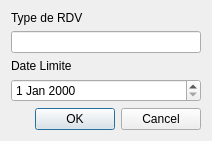
Old version of the form UI/RDVTodo.ui in the repository florentsarat/dossiermgt.
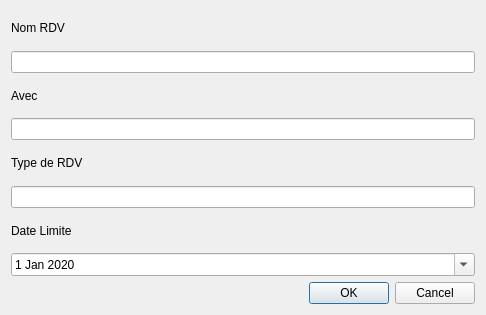
New version of the form.

```diff
--- a/UI/RDVTodo.ui
+++ b/UI/RDVTodo.ui
@@ -6,8 +6,8 @@
    <rect>
     <x>0</x>
     <y>0</y>
-    <width>212</width>
-    <height>133</height>
+    <width>486</width>
+    <height>315</height>
    </rect>
   </property>
   <property name="windowTitle">
@@ -16,22 +16,62 @@
   <property name="accessibleName">
    <string>RDV à prendre</string>
   </property>
-  <layout class="QGridLayout" name="gridLayout">
-   <item row="0" column="0">
+  <layout class="QVBoxLayout" name="verticalLayout">
+   <item>
+    <widget class="QLabel" name="NomduRDV">
+     <property name="text">
+      <string>Nom RDV</string>
+     </property>
+    </widget>
+   </item>
+   <item>
+    <widget class="QLineEdit" name="NomRDVal"/>
+   </item>
+   <item>
+    <widget class="QLabel" name="AvecLabel">
+     <property name="text">
+      <string>Avec</string>
+     </property>
+    </widget>
+   </item>
+   <item>
+    <widget class="QLineEdit" name="AvecVal"/>
+   </item>
+   <item>
     <widget class="QLabel" name="TypeRDV">
      <property name="text">
       <string>Type de RDV</string>
      </property>
     </widget>
    </item>
-   <item row="2" column="0">
+   <item>
+    <widget class="QLineEdit" name="typeRDVVal"/>
+   </item>
+   <item>
     <widget class="QLabel" name="DateLimite">
      <property name="text">
       <string>Date Limite</string>
      </property>
     </widget>
    </item>
-   <item row="4" column="0">
+   <item>
+    <widget class="QDateEdit" name="dateLimitEditRDV">
+     <property name="dateTime">
+      <datetime>
+       <hour>0</hour>
+       <minute>0</minute>
+       <second>0</second>
+       <year>2020</year>
+       <month>1</month>
+       <day>1</day>
+      </datetime>
+     </property>
+     <property name="calendarPopup">
+      <bool>true</bool>
+     </property>
+    </widget>
+   </item>
+   <item>
     <widget class="QDialogButtonBox" name="validateRDVtodo">
      <property name="orientation">
       <enum>Qt::Horizontal</enum>
@@ -41,12 +81,6 @@
      </property>
     </widget>
    </item>
-   <item row="1" column="0">
-    <widget class="QLineEdit" name="typeRDV"/>
-   </item>
-   <item row="3" column="0">
-    <widget class="QDateEdit" name="dateLimitEditRDV"/>
-   </item>
   </layout>
  </widget>
  <resources/>
```
